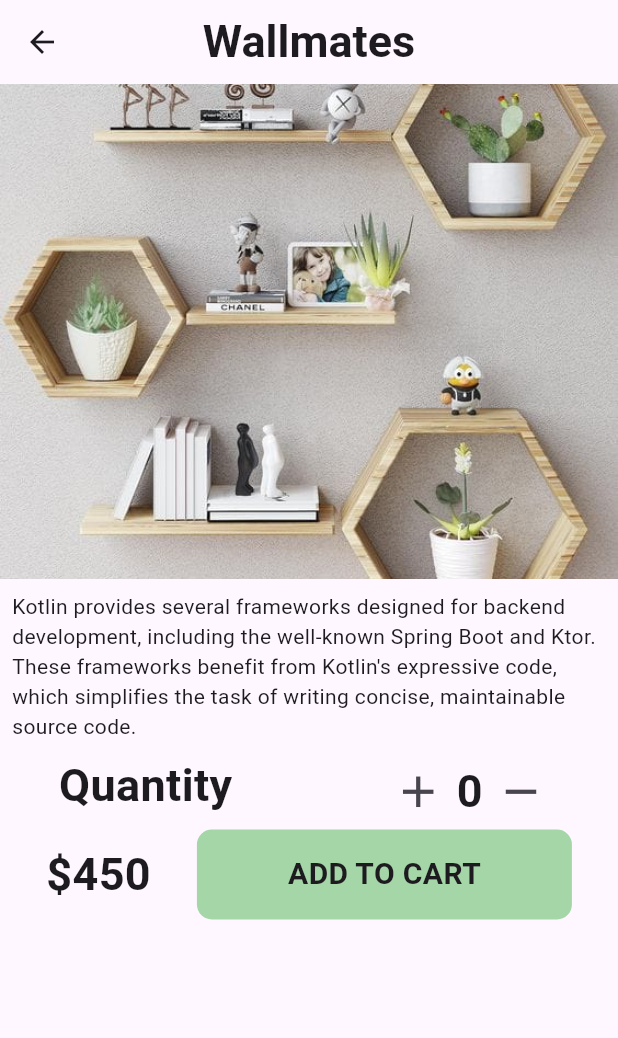
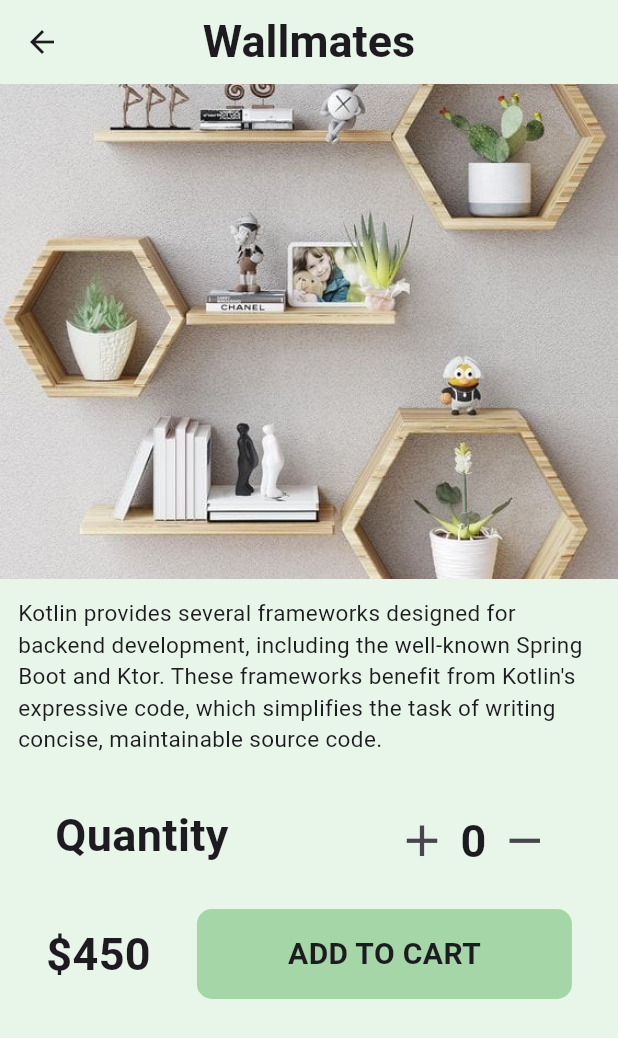
Before and after one commit to sohasara/E-Commerce-App, a Flutter app: the DetailedItem screen opened directly, on a phone screen of 412 x 824 dp. Shown: the top 1038 px of the screen. Run offline on Flutter 3.47's test engine with Material 3 defaults, Android fonts, the phone set to English and light mode, and no system bars; our stand-ins replace flutter_riverpod, flutter_slidable.

Commit message:
add color

```diff
--- a/lib/feature/presentation/pages/detailes/item_detailes.dart
+++ b/lib/feature/presentation/pages/detailes/item_detailes.dart
@@ -6,7 +6,9 @@ class DetailedItem extends StatelessWidget {
   @override
   Widget build(BuildContext context) {
     return Scaffold(
+      backgroundColor: Colors.green[50],
       appBar: AppBar(
+        backgroundColor: Colors.green[50],
         title: Text(
           "Wallmates",
           style: TextStyle(
@@ -25,11 +27,16 @@ class DetailedItem extends StatelessWidget {
             fit: BoxFit.fitWidth,
           ),
           Padding(
-            padding: const EdgeInsets.all(8.0),
+            padding: const EdgeInsets.all(12.0),
             child: Text(
               "Kotlin provides several frameworks designed for backend development, including the well-known Spring Boot and Ktor. These frameworks benefit from Kotlin's expressive code, which simplifies the task of writing concise, maintainable source code.",
-              style: TextStyle(),
+              style: TextStyle(
+                fontSize: 15,
+              ),
             ),
+          ),
+          const SizedBox(
+            height: 20,
           ),
           Row(
             mainAxisAlignment: MainAxisAlignment.spaceEvenly,
@@ -43,7 +50,7 @@ class DetailedItem extends StatelessWidget {
                 ),
               ),
               SizedBox(
-                width: 20,
+                width: 30,
               ),
               Row(
                 children: [
@@ -71,6 +78,9 @@ class DetailedItem extends StatelessWidget {
                 ],
               )
             ],
+          ),
+          const SizedBox(
+            height: 20,
           ),
           Row(
             mainAxisAlignment: MainAxisAlignment.spaceEvenly,
```
